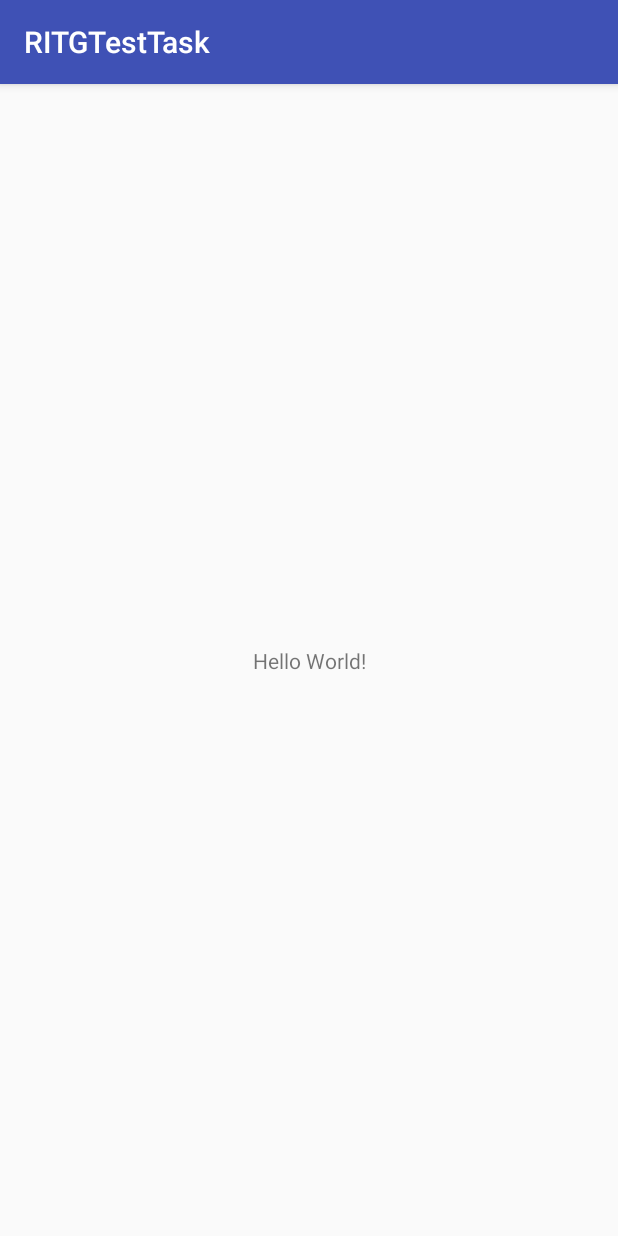
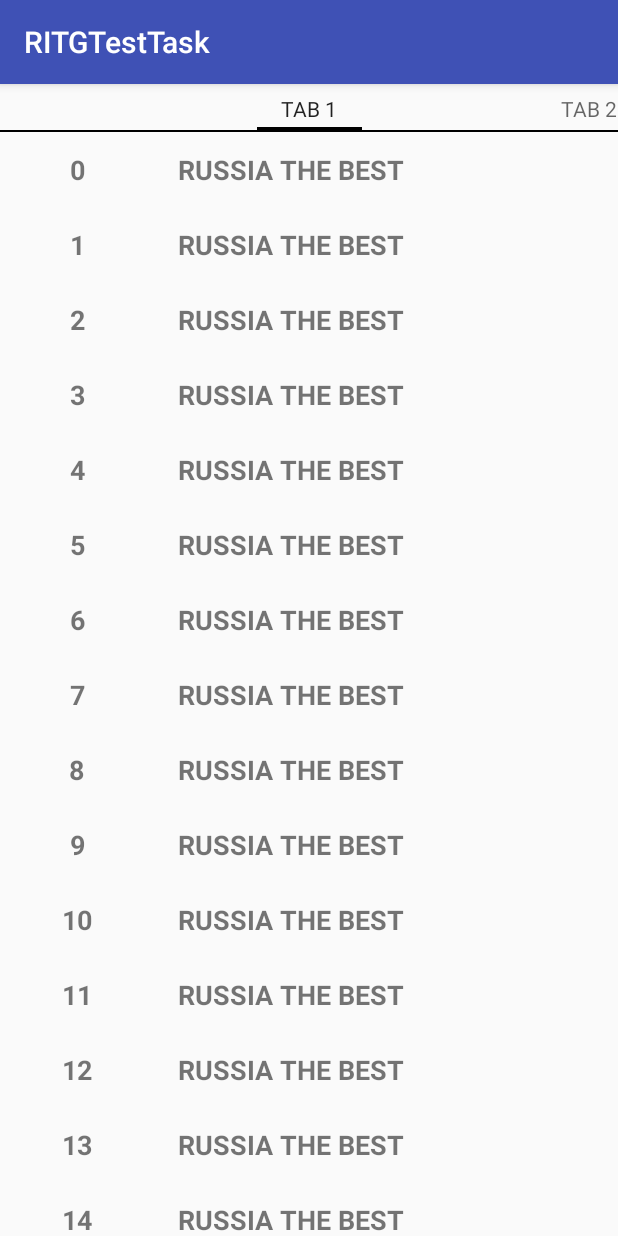
Before and after one commit to Ke4nuReeves/RITGTestTask, an Android app: the screen it shows after launch (MainActivity), on a phone screen of 412 x 824 dp. Run offline under Robolectric (Android 15) with nearby library versions, the phone set to English and light mode, and no system bars.

Commit message:
Added simple fragment, Layouts, RecyclerViewAdapter, DBHelper, DataLoader (allow async load data for any request type).

```diff
--- /dev/null
+++ b/app/src/main/java/com/dmitriytitov/ritgtesttask/DataListFragment.java
@@ -0,0 +1,29 @@
+package com.dmitriytitov.ritgtesttask;
+
+import android.os.Bundle;
+import android.support.v4.app.Fragment;
+import android.support.v7.widget.LinearLayoutManager;
+import android.support.v7.widget.RecyclerView;
+import android.view.LayoutInflater;
+import android.view.View;
+import android.view.ViewGroup;
+
+public class DataListFragment extends Fragment {
+
+    public DataListFragment() {
+        // Required empty public constructor
+    }
+
+    @Override
+    public View onCreateView(LayoutInflater inflater, ViewGroup container,
+                             Bundle savedInstanceState) {
+        View rootView = inflater.inflate(R.layout.fragment_data_list, container, false);
+        DataLoader.RequestType requestType = (DataLoader.RequestType)getArguments().getSerializable("requestType");
+
+        RecyclerView recyclerView = (RecyclerView) rootView.findViewById(R.id.recycler_view);
+        recyclerView.setLayoutManager(new LinearLayoutManager(getContext()));
+        new DataLoader(getContext(), recyclerView, requestType).requestData();
+
+        return rootView;
+    }
+}
--- /dev/null
+++ b/app/src/main/java/com/dmitriytitov/ritgtesttask/DataListItem.java
@@ -0,0 +1,23 @@
+package com.dmitriytitov.ritgtesttask;
+
+/**
+ * Created by Dmitriy Titov on 16.06.2017.
+ */
+
+public class DataListItem {
+    private long id;
+    private String stringData;
+
+    DataListItem(long id, String stringData) {
+        this.id = id;
+        this.stringData = stringData;
+    }
+
+    public long getId() {
+        return id;
+    }
+
+    public String getStringData() {
+        return stringData;
+    }
+}
--- /dev/null
+++ b/app/src/main/java/com/dmitriytitov/ritgtesttask/DataLoader.java
@@ -0,0 +1,102 @@
+package com.dmitriytitov.ritgtesttask;
+
+import android.content.Context;
+import android.database.Cursor;
+import android.database.sqlite.SQLiteDatabase;
+import android.database.sqlite.SQLiteException;
+import android.database.sqlite.SQLiteOpenHelper;
+import android.os.AsyncTask;
+import android.support.v7.widget.RecyclerView;
+import android.widget.Toast;
+
+import java.util.ArrayList;
+import java.util.List;
+
+/**
+ * Created by Dmitriy Titov on 16.06.2017.
+ */
+
+public class DataLoader {
+
+    public enum RequestType {COMBINED, SQLITE, HTTP}
+
+    private Context context;
+    private RecyclerView recyclerView;
+    private RequestType requestType;
+    private List<DataListItem> dataList;
+
+    DataLoader(Context context, RecyclerView recyclerView, RequestType requestType) {
+        this.context = context;
+        this.recyclerView = recyclerView;
+        this.requestType = requestType;
+        this.dataList = new ArrayList<>();
+    }
+
+
+    public void requestData() {
+        switch (requestType) {
+            case SQLITE:
+                new SQLiteRequest().execute();
+                break;
+            default:
+                for (int i = 0; i < 19; i++) {
+                    dataList.add(new DataListItem(i,"RUSSIA THE BEST"));
+                }
+                RecyclerViewAdapter rvAdapter = new RecyclerViewAdapter(dataList);
+                recyclerView.setAdapter(rvAdapter);
+        }
+    }
+
+    private class ServerRequest extends AsyncTask<Void,Void,Boolean> {
+        @Override
+        protected Boolean doInBackground(Void... params) {
+            return null;
+        }
+    }
+
+    private class Synchronizer extends AsyncTask<Void,Void,Boolean> {
+        @Override
+        protected Boolean doInBackground(Void... params) {
+            return null;
+        }
+    }
+
+    private class SQLiteRequest extends AsyncTask<Void,Void,Boolean> {
+
+        @Override
+        protected Boolean doInBackground(Void... params) {
+            SQLiteOpenHelper dbHelper = new DBHelper(context);
+            try {
+                SQLiteDatabase db = dbHelper.getReadableDatabase();
+
+                Cursor cursor = db.query(DBHelper.DATA_LIST,
+                        null, null, null, null, null,
+                        "_id");
+
+                if(cursor.moveToFirst()){
+                    do{
+                        int id = cursor.getInt(cursor.getColumnIndex(DBHelper.ID));
+                        String stringData = cursor.getString(cursor.getColumnIndex(DBHelper.STRING_DATA));
+                        dataList.add(new DataListItem(id, stringData));
+                    }while (cursor.moveToNext());
+                }
+                cursor.close();
+                db.close();
+                return true;
+            } catch (SQLiteException ex) {
+                return false;
+            }
+        }
+
+        @Override
+        protected void onPostExecute(Boolean success) {
+            if (!success) {
+                Toast toast = Toast.makeText(context, "Database unavailable", Toast.LENGTH_SHORT);
+                toast.show();
+            } else {
+                RecyclerViewAdapter rvAdapter = new RecyclerViewAdapter(dataList);
+                recyclerView.setAdapter(rvAdapter);
+            }
+        }
+    }
+}
--- a/app/src/main/java/com/dmitriytitov/ritgtesttask/MainActivity.java
+++ b/app/src/main/java/com/dmitriytitov/ritgtesttask/MainActivity.java
@@ -1,13 +1,80 @@
 package com.dmitriytitov.ritgtesttask;
 
+import android.support.v4.app.Fragment;
+import android.support.v4.app.FragmentManager;
+import android.support.v4.app.FragmentPagerAdapter;
+import android.support.v4.view.ViewPager;
 import android.support.v7.app.AppCompatActivity;
 import android.os.Bundle;
 
-public class MainActivity extends AppCompatActivity {
+public class MainActivity extends AppCompatActivity{
+
+    private SectionsPagerAdapter mSectionsPagerAdapter;
+    private ViewPager mViewPager;
 
     @Override
     protected void onCreate(Bundle savedInstanceState) {
         super.onCreate(savedInstanceState);
         setContentView(R.layout.activity_main);
+
+        mSectionsPagerAdapter = new SectionsPagerAdapter(getSupportFragmentManager());
+        mViewPager = (ViewPager) findViewById(R.id.view_pager);
+        mViewPager.setAdapter(mSectionsPagerAdapter);
+    }
+
+    private class SectionsPagerAdapter extends FragmentPagerAdapter {
+        private SectionsPagerAdapter(FragmentManager fm) {
+            super(fm);
+        }
+
+        @Override
+        public Fragment getItem(int position) {
+            switch (position) {
+                case 0:
+                    return createDataListFragment(DataLoader.RequestType.COMBINED);
+                case 1:
+                    return createDataListFragment(DataLoader.RequestType.HTTP);
+                case 2:
+                    return createDataListFragment(DataLoader.RequestType.SQLITE);
+                case 3:
+                    //TODO musicfragment
+                    break;
+                case 4:
+                    //TODO registration fragment
+                    break;
+            }
+            return null;
+        }
+
+        private Fragment createDataListFragment(DataLoader.RequestType requestType) {
+            Fragment fragment = new DataListFragment();
+            Bundle args = new Bundle();
+            args.putSerializable("requestType", requestType);
+            fragment.setArguments(args);
+            return fragment;
+        }
+
+        @Override
+        public int getCount() {
+            return 3;
+        }
+
+        //TODO change text to images
+        @Override
+        public CharSequence getPageTitle(int position) {
+            switch (position) {
+                case 0:
+                    return getString(R.string.tab1_name);
+                case 1:
+                    return getString(R.string.tab2_name);
+                case 2:
+                    return getString(R.string.tab3_name);
+                case 3:
+                    return getString(R.string.tab4_name);
+                case 4:
+                    return getString(R.string.tab5_name);
+            }
+            return null;
+        }
     }
 }
--- /dev/null
+++ b/app/src/main/java/com/dmitriytitov/ritgtesttask/RecyclerViewAdapter.java
@@ -0,0 +1,53 @@
+package com.dmitriytitov.ritgtesttask;
+
+import android.support.v7.widget.RecyclerView;
+import android.view.LayoutInflater;
+import android.view.View;
+import android.view.ViewGroup;
+import android.widget.LinearLayout;
+import android.widget.TextView;
+
+import java.util.List;
+
+/**
+ * Created by Dmitriy Titov on 16.06.2017.
+ */
+
+public class RecyclerViewAdapter extends RecyclerView.Adapter<RecyclerViewAdapter.ViewHolder> {
+    private List<DataListItem> items;
+
+    RecyclerViewAdapter(List<DataListItem> items) {
+        this.items = items;
+    }
+
+    class ViewHolder extends RecyclerView.ViewHolder {
+
+        private View itemLayout;
+
+        ViewHolder(final LinearLayout itemLayout) {
+            super(itemLayout);
+            this.itemLayout = itemLayout;
+        }
+    }
+
+    @Override
+    public RecyclerViewAdapter.ViewHolder onCreateViewHolder(ViewGroup parent, int viewType) {
+        LinearLayout itemLayout = (LinearLayout) LayoutInflater.from(parent.getContext()).
+                inflate(R.layout.list_item, parent, false);
+        return new ViewHolder(itemLayout);
+    }
+
+    @Override
+    public void onBindViewHolder(ViewHolder holder, int position) {
+
+        TextView idTextView = (TextView) holder.itemLayout.findViewById(R.id.id_text_view);
+        TextView stringDataTextView = (TextView) holder.itemLayout.findViewById(R.id.string_data_text_view);
+        idTextView.setText(String.valueOf(items.get(position).getId()));
+        stringDataTextView.setText(items.get(position).getStringData());
+    }
+
+    @Override
+    public int getItemCount() {
+        return items.size();
+    }
+}
--- a/app/src/main/res/layout/activity_main.xml
+++ b/app/src/main/res/layout/activity_main.xml
@@ -1,18 +1,21 @@
 <?xml version="1.0" encoding="utf-8"?>
 <android.support.constraint.ConstraintLayout xmlns:android="http://schemas.android.com/apk/res/android"
-    xmlns:app="http://schemas.android.com/apk/res-auto"
     xmlns:tools="http://schemas.android.com/tools"
     android:layout_width="match_parent"
     android:layout_height="match_parent"
     tools:context="com.dmitriytitov.ritgtesttask.MainActivity">
 
-    <TextView
-        android:layout_width="wrap_content"
-        android:layout_height="wrap_content"
-        android:text="Hello World!"
-        app:layout_constraintBottom_toBottomOf="parent"
-        app:layout_constraintLeft_toLeftOf="parent"
-        app:layout_constraintRight_toRightOf="parent"
-        app:layout_constraintTop_toTopOf="parent" />
+    <android.support.v4.view.ViewPager
+        android:id="@+id/view_pager"
+        android:layout_width="match_parent"
+        android:layout_height="match_parent">
+
+        <android.support.v4.view.PagerTabStrip
+            android:id="@+id/pager_title_strip"
+            android:layout_width="wrap_content"
+            android:layout_height="wrap_content"
+            android:layout_gravity="top"
+            />
+    </android.support.v4.view.ViewPager>
 
 </android.support.constraint.ConstraintLayout>
--- /dev/null
+++ b/app/src/main/res/layout/fragment_data_list.xml
@@ -0,0 +1,13 @@
+<FrameLayout xmlns:android="http://schemas.android.com/apk/res/android"
+    xmlns:tools="http://schemas.android.com/tools"
+    android:layout_width="match_parent"
+    android:layout_height="match_parent"
+    tools:context="com.dmitriytitov.ritgtesttask.DataListFragment">
+
+    <android.support.v7.widget.RecyclerView
+        android:id="@+id/recycler_view"
+        android:layout_width="match_parent"
+        android:layout_height="match_parent"
+        android:scrollbars="vertical" />
+
+</FrameLayout>
--- /dev/null
+++ b/app/src/main/res/layout/list_item.xml
@@ -0,0 +1,26 @@
+<?xml version="1.0" encoding="utf-8"?>
+<LinearLayout xmlns:android="http://schemas.android.com/apk/res/android"
+    android:layout_width="match_parent"
+    android:layout_height="50dp"
+    android:orientation="horizontal">
+
+    <TextView
+        android:id="@+id/id_text_view"
+        android:layout_width="0dp"
+        android:layout_height="match_parent"
+        android:layout_weight="1"
+        android:gravity="center"
+        android:textSize="18sp"
+        android:textStyle="bold" />
+
+    <TextView
+        android:id="@+id/string_data_text_view"
+        android:layout_width="0dp"
+        android:layout_height="match_parent"
+        android:layout_weight="3"
+        android:gravity="center_vertical|start"
+        android:paddingLeft="16dp"
+        android:textSize="18sp"
+        android:textStyle="bold" />
+
+</LinearLayout>
--- a/app/src/main/res/values/strings.xml
+++ b/app/src/main/res/values/strings.xml
@@ -1,3 +1,9 @@
 <resources>
     <string name="app_name">RITGTestTask</string>
+
+    <string name="tab1_name">TAB 1</string>
+    <string name="tab2_name">TAB 2</string>
+    <string name="tab3_name">TAB 3</string>
+    <string name="tab4_name">TAB 4</string>
+    <string name="tab5_name">TAB 5</string>
 </resources>
```
Also changed, not shown: app/src/main/java/com/dmitriytitov/ritgtesttask/DBHelper.java (added, +42 -0 lines).
